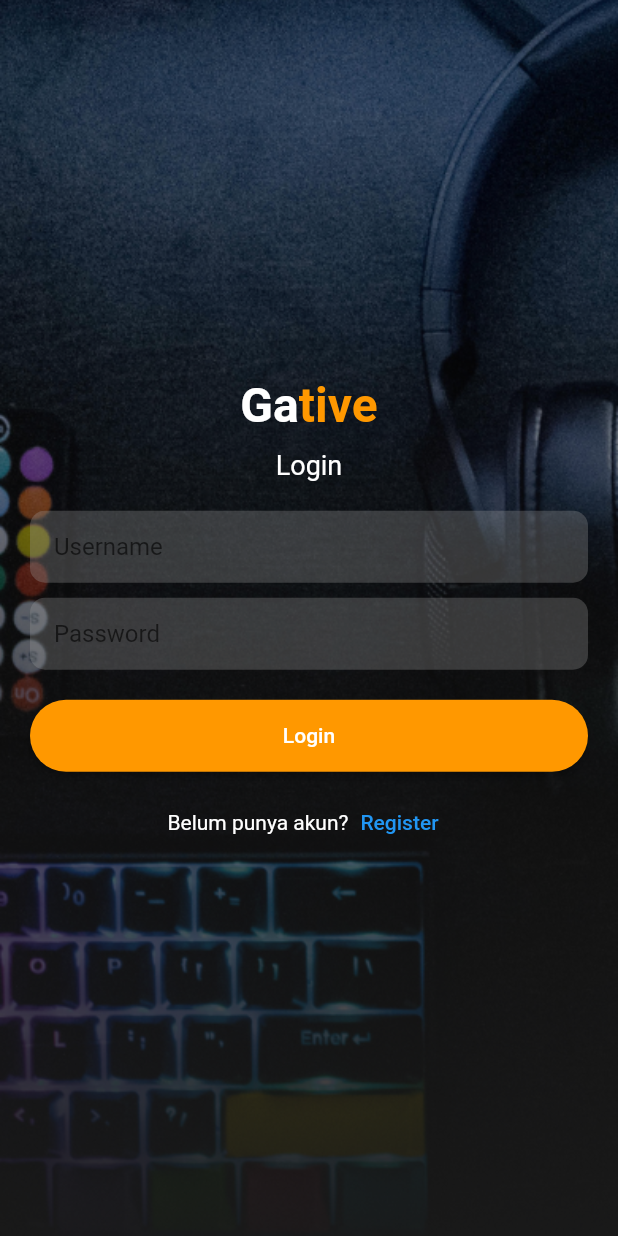
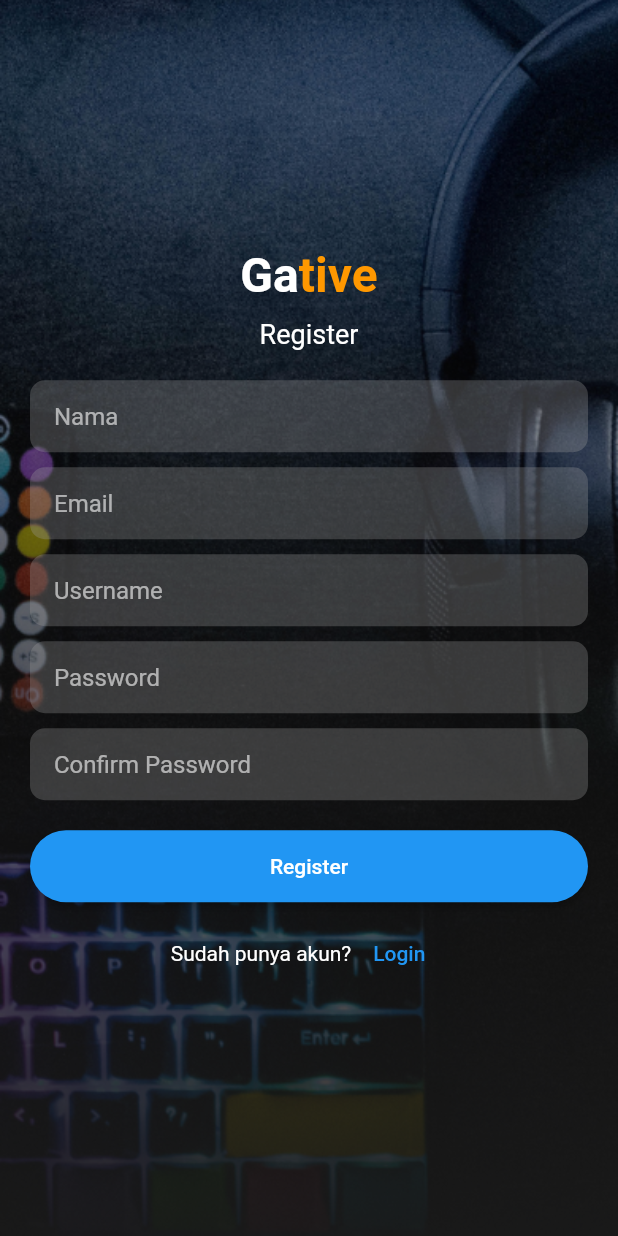
Before and after one commit to mughidaf/Gative-Mobile-App, a Flutter app: the screen it shows after launch, on a phone screen of 412 x 824 dp. Run offline on Flutter 3.47's test engine with Material 2 defaults, Android fonts, the phone set to English and light mode, and no system bars; our stand-ins replace carousel_slider, sidebarx.

Commit message:
Register Page

```diff
--- /dev/null
+++ b/lib/Home/pages/RegisterPage.dart
@@ -0,0 +1,208 @@
+import 'package:flutter/material.dart';
+
+class RegisterPage extends StatelessWidget {
+  @override
+  Widget build(BuildContext context) {
+    return Scaffold(
+      body: Container(
+        decoration: BoxDecoration(
+          image: DecorationImage(
+            image: AssetImage('assets/Login.png'),
+            fit: BoxFit.cover,
+          ),
+        ),
+        padding: EdgeInsets.symmetric(horizontal: 20.0),
+        alignment: Alignment.center,
+        child: SingleChildScrollView(
+          child: Column(
+            mainAxisAlignment: MainAxisAlignment.center,
+            children: [
+              Row(
+                mainAxisAlignment: MainAxisAlignment.center,
+                children: [
+                  Text(
+                    'Ga',
+                    style: TextStyle(
+                      fontSize: 32,
+                      fontWeight: FontWeight.bold,
+                      color: Colors.white,
+                    ),
+                  ),
+                  Text(
+                    'tive',
+                    style: TextStyle(
+                      fontSize: 32,
+                      fontWeight: FontWeight.bold,
+                      color: Colors.orange,
+                    ),
+                  ),
+                ],
+              ),
+              SizedBox(height: 10),
+              Text(
+                'Register',
+                style: TextStyle(
+                  fontSize: 18,
+                  color: Colors.white,
+                ),
+              ),
+              SizedBox(height: 20),
+              Container(
+                decoration: BoxDecoration(
+                  color: Colors.grey.withOpacity(0.3),
+                  borderRadius: BorderRadius.circular(10),
+                ),
+                child: TextField(
+                  style: TextStyle(
+                    color: Colors.white,
+                  ),
+                  decoration: InputDecoration(
+                    border: InputBorder.none,
+                    hintText: 'Nama',
+                    hintStyle: TextStyle(
+                      color: Colors.white.withOpacity(0.6),
+                    ),
+                    contentPadding:
+                        EdgeInsets.symmetric(horizontal: 16, vertical: 12),
+                  ),
+                ),
+              ),
+              SizedBox(height: 10),
+              Container(
+                decoration: BoxDecoration(
+                  color: Colors.grey.withOpacity(0.3),
+                  borderRadius: BorderRadius.circular(10),
+                ),
+                child: TextField(
+                  style: TextStyle(
+                    color: Colors.white,
+                  ),
+                  decoration: InputDecoration(
+                    border: InputBorder.none,
+                    hintText: 'Email',
+                    hintStyle: TextStyle(
+                      color: Colors.white.withOpacity(0.6),
+                    ),
+                    contentPadding:
+                        EdgeInsets.symmetric(horizontal: 16, vertical: 12),
+                  ),
+                ),
+              ),
+              SizedBox(height: 10),
+              Container(
+                decoration: BoxDecoration(
+                  color: Colors.grey.withOpacity(0.3),
+                  borderRadius: BorderRadius.circular(10),
+                ),
+                child: TextField(
+                  style: TextStyle(
+                    color: Colors.white,
+                  ),
+                  decoration: InputDecoration(
+                    border: InputBorder.none,
+                    hintText: 'Username',
+                    hintStyle: TextStyle(
+                      color: Colors.white.withOpacity(0.6),
+                    ),
+                    contentPadding:
+                        EdgeInsets.symmetric(horizontal: 16, vertical: 12),
+                  ),
+                ),
+              ),
+              SizedBox(height: 10),
+              Container(
+                decoration: BoxDecoration(
+                  color: Colors.grey.withOpacity(0.3),
+                  borderRadius: BorderRadius.circular(10),
+                ),
+                child: TextField(
+                  obscureText: true,
+                  style: TextStyle(
+                    color: Colors.white,
+                  ),
+                  decoration: InputDecoration(
+                    border: InputBorder.none,
+                    hintText: 'Password',
+                    hintStyle: TextStyle(
+                      color: Colors.white.withOpacity(0.6),
+                    ),
+                    contentPadding:
+                        EdgeInsets.symmetric(horizontal: 16, vertical: 12),
+                  ),
+                ),
+              ),
+              SizedBox(height: 10),
+              Container(
+                decoration: BoxDecoration(
+                  color: Colors.grey.withOpacity(0.3),
+                  borderRadius: BorderRadius.circular(10),
+                ),
+                child: TextField(
+                  obscureText: true,
+                  style: TextStyle(
+                    color: Colors.white,
+                  ),
+                  decoration: InputDecoration(
+                    border: InputBorder.none,
+                    hintText: 'Confirm Password',
+                    hintStyle: TextStyle(
+                      color: Colors.white.withOpacity(0.6),
+                    ),
+                    contentPadding:
+                        EdgeInsets.symmetric(horizontal: 16, vertical: 12),
+                  ),
+                ),
+              ),
+              SizedBox(height: 20),
+              ElevatedButton(
+                onPressed: () {
+                  // Logika untuk tombol register
+                },
+                style: ButtonStyle(
+                  backgroundColor:
+                      MaterialStateProperty.all<Color>(Colors.blue),
+                  minimumSize: MaterialStateProperty.all<Size>(
+                      Size(double.infinity, 48)),
+                  shape: MaterialStateProperty.all<RoundedRectangleBorder>(
+                    RoundedRectangleBorder(
+                      borderRadius: BorderRadius.circular(24.0),
+                    ),
+                  ),
+                ),
+                child: Text(
+                  'Register',
+                  style: TextStyle(
+                    color: Colors.white,
+                  ),
+                ),
+              ),
+              SizedBox(height: 10),
+              Row(
+                mainAxisAlignment: MainAxisAlignment.center,
+                children: [
+                  Text(
+                    'Sudah punya akun?',
+                    style: TextStyle(
+                      color: Colors.white,
+                    ),
+                  ),
+                  TextButton(
+                    onPressed: () {
+                      // Logika untuk tombol login
+                    },
+                    child: Text(
+                      'Login',
+                      style: TextStyle(
+                        color: Colors.blue,
+                      ),
+                    ),
+                  ),
+                ],
+              )
+            ],
+          ),
+        ),
+      ),
+    );
+  }
+}
--- a/lib/main.dart
+++ b/lib/main.dart
@@ -2,6 +2,7 @@ import 'package:flutter/material.dart';
 import 'package:gative_mobile_ver/Home/Component/appbar.dart';
 
 import 'Home/pages/LoginPage.dart';
+import 'Home/pages/RegisterPage.dart';
 
 void main() {
   runApp(MyApp());
@@ -16,7 +17,7 @@ class MyApp extends StatelessWidget {
       title: "Gative",
       debugShowCheckedModeBanner: false,
       theme: ThemeData(),
-      home: LoginPage(),
+      home: RegisterPage(),
     );
   }
 }
```
